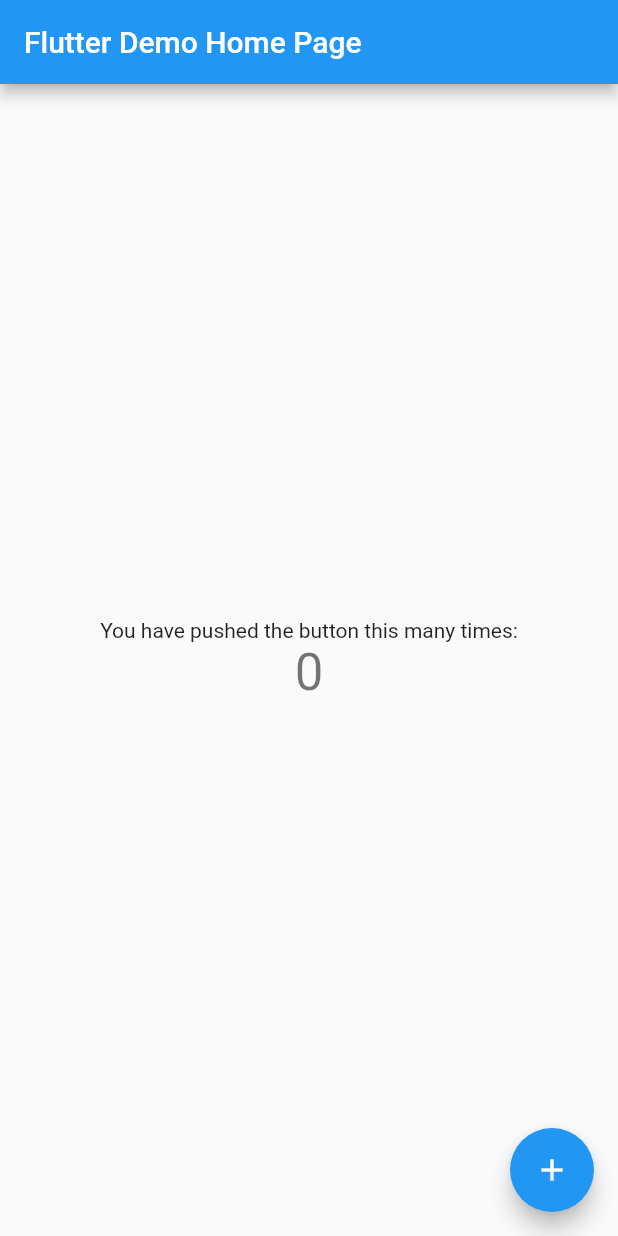
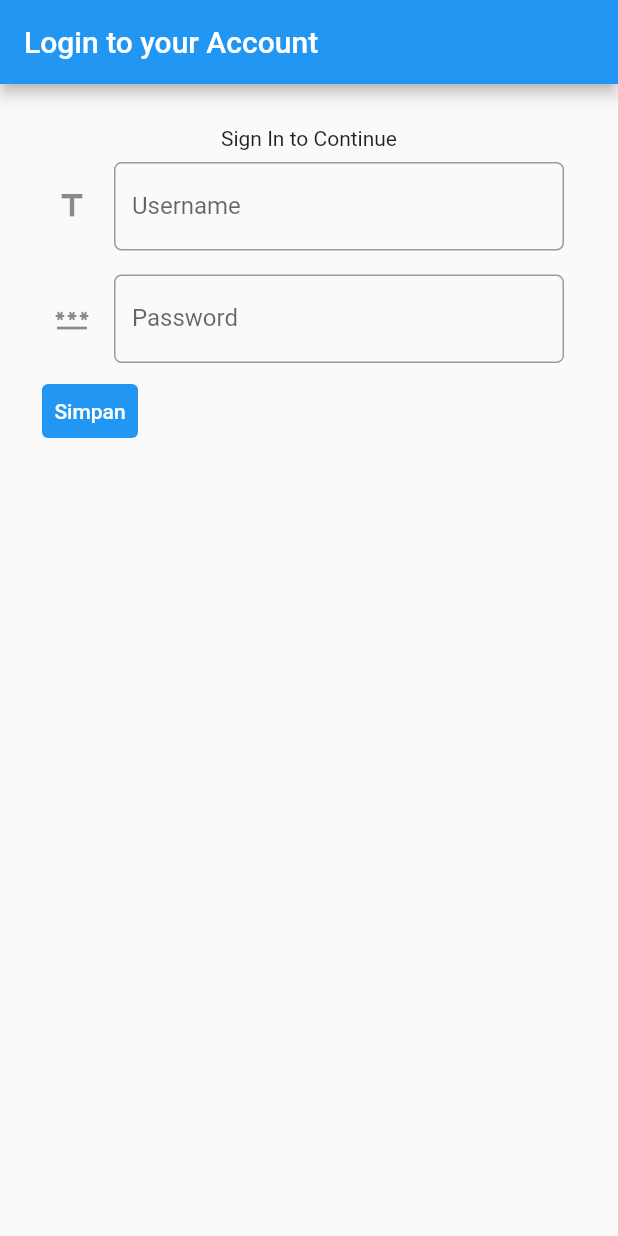
Before and after one commit to UI-HealCast/F11-UIHealCast-mobile, a Flutter app: the screen it shows after launch, on a phone screen of 412 x 824 dp. Run offline on Flutter 3.47's test engine with Material 2 defaults, Android fonts, the phone set to English and light mode, and no system bars; missing offline and left inert: pbp_django_auth.

Commit message:
add login tapi masih ada bug

```diff
--- /dev/null
+++ b/lib/landing/page/LoginPage.dart
@@ -0,0 +1,142 @@
+import 'package:f11uihealcast/main.dart';
+import 'package:flutter/material.dart';
+import 'package:provider/provider.dart';
+import 'package:pbp_django_auth/pbp_django_auth.dart';
+import 'package:flutter/cupertino.dart';
+
+class LoginPage extends StatefulWidget {
+  const LoginPage({super.key});
+
+  @override
+  State<StatefulWidget> createState() => new _LoginPageState();
+}
+
+class _LoginPageState extends State<LoginPage> {
+  final _loginFormKey = GlobalKey<FormState>();
+
+  String username = "";
+  String password1 = "";
+  @override
+  Widget build(BuildContext context) {
+    final request = context.watch<CookieRequest>();
+    // The rest of your widgets are down below
+    // 'username' and 'password' should be the values of the user login form.
+
+    return Scaffold(
+      appBar: AppBar(
+        title: const Text("Login to your Account"),
+      ),
+      body: Form(
+        key: _loginFormKey,
+        child: SingleChildScrollView(
+            child: Container(
+          margin: const EdgeInsets.all(8),
+          padding: const EdgeInsets.all(20.0),
+          child:
+              Column(crossAxisAlignment: CrossAxisAlignment.start, children: [
+            Center(
+              child: Text("Sign In to Continue"),
+            ),
+            Padding(
+              // Menggunakan padding sebesar 8 pixels
+              padding: const EdgeInsets.all(8.0),
+              child: TextFormField(
+                decoration: InputDecoration(
+                  labelText: "Username ",
+                  icon: const Icon(Icons.title),
+                  // Menambahkan icon agar lebih intuitif
+                  // Menambahkan circular border agar lebih rapi
+                  border: OutlineInputBorder(
+                    borderRadius: BorderRadius.circular(5.0),
+                  ),
+                ),
+                // Menambahkan behavior saat nama diketik
+                onChanged: (String? value) {
+                  setState(() {
+                    username = value!;
+                  });
+                },
+                // Menambahkan behavior saat data disimpan
+                onSaved: (String? value) {
+                  setState(() {
+                    username = value!;
+                  });
+                },
+                // Validator sebagai validasi form
+                validator: (String? value) {
+                  if (value == null || value.isEmpty) {
+                    return 'Email tidak boleh kosong!';
+                  }
+                  return null;
+                },
+              ),
+            ),
+            Padding(
+              // Menggunakan padding sebesar 8 pixels
+              padding: const EdgeInsets.all(8.0),
+
+              child: TextFormField(
+                obscureText: true,
+                decoration: InputDecoration(
+                  labelText: "Password ",
+                  icon: const Icon(Icons.password),
+                  // Menambahkan icon agar lebih intuitif
+                  // Menambahkan circular border agar lebih rapi
+                  border: OutlineInputBorder(
+                    borderRadius: BorderRadius.circular(5.0),
+                  ),
+                ),
+                // Menambahkan behavior saat nama diketik
+                onChanged: (String? value) {
+                  setState(() {
+                    password1 = value!;
+                  });
+                },
+                // Menambahkan behavior saat data disimpan
+                onSaved: (String? value) {
+                  setState(() {
+                    password1 = value!;
+                  });
+                },
+                // Validator sebagai validasi form
+                validator: (String? value) {
+                  if (value == null || value.isEmpty) {
+                    return 'Password tidak boleh kosong!';
+                  }
+                  return null;
+                },
+              ),
+            ),
+            TextButton(
+              child: const Text(
+                "Simpan",
+                style: TextStyle(color: Colors.white),
+              ),
+              style: ButtonStyle(
+                backgroundColor: MaterialStateProperty.all(Colors.blue),
+              ),
+              onPressed: () async {
+                final response =
+                    await request.login("http://10.0.2.2:8000/login/", {
+                  'username': username,
+                  'password': password1,
+                });
+
+                if (request.loggedIn) {
+                  if (_loginFormKey.currentState!.validate()) {
+                    Navigator.pushReplacement(
+                        context,
+                        MaterialPageRoute(
+                          builder: (context) =>
+                              const MyHomePage(title: "UI Heath Care"),
+                        ));
+                  }
+                }
+              },
+            ),
+          ]),
+        )),
+      ),
+    );
+  }
+}
--- a/lib/main.dart
+++ b/lib/main.dart
@@ -1,30 +1,35 @@
+import 'package:provider/provider.dart';
+import 'package:pbp_django_auth/pbp_django_auth.dart';
 import 'package:flutter/material.dart';
+import 'package:f11uihealcast/landing/page/LoginPage.dart';
 
 void main() {
   runApp(const MyApp());
 }
 
 class MyApp extends StatelessWidget {
-  const MyApp({super.key});
+  const MyApp({Key? key}) : super(key: key);
+  final bool isLogged = false;
 
-  // This widget is the root of your application.
   @override
   Widget build(BuildContext context) {
-    return MaterialApp(
-      title: 'Flutter Demo',
-      theme: ThemeData(
-        // This is the theme of your application.
-        //
-        // Try running your application with "flutter run". You'll see the
-        // application has a blue toolbar. Then, without quitting the app, try
-        // changing the primarySwatch below to Colors.green and then invoke
-        // "hot reload" (press "r" in the console where you ran "flutter run",
-        // or simply save your changes to "hot reload" in a Flutter IDE).
-        // Notice that the counter didn't reset back to zero; the application
-        // is not restarted.
-        primarySwatch: Colors.blue,
+    return Provider(
+      create: (_) {
+        CookieRequest request = CookieRequest();
+        return request;
+      },
+      child: MaterialApp(
+        title: 'Flutter App',
+        theme: ThemeData(
+          primarySwatch: Colors.blue,
+        ),
+        routes: {
+          "/login": (BuildContext context) => const LoginPage(),
+          '/home': (BuildContext context) =>
+              const MyHomePage(title: "UI Heath Care"),
+        },
+        initialRoute: isLogged ? "/home" : "/login",
       ),
-      home: const MyHomePage(title: 'Flutter Demo Home Page'),
     );
   }
 }
--- a/pubspec.yaml
+++ b/pubspec.yaml
@@ -33,9 +33,14 @@
     sdk: flutter
 
 
+
+
   # The following adds the Cupertino Icons font to your application.
   # Use with the CupertinoIcons class for iOS style icons.
   cupertino_icons: ^1.0.2
+  http: ^0.13.5
+  pbp_django_auth: ^0.1.2
+  provider: ^6.0.4
 
 dev_dependencies:
   flutter_test:
```
Also changed, not shown: pubspec.lock, 2 other files.
